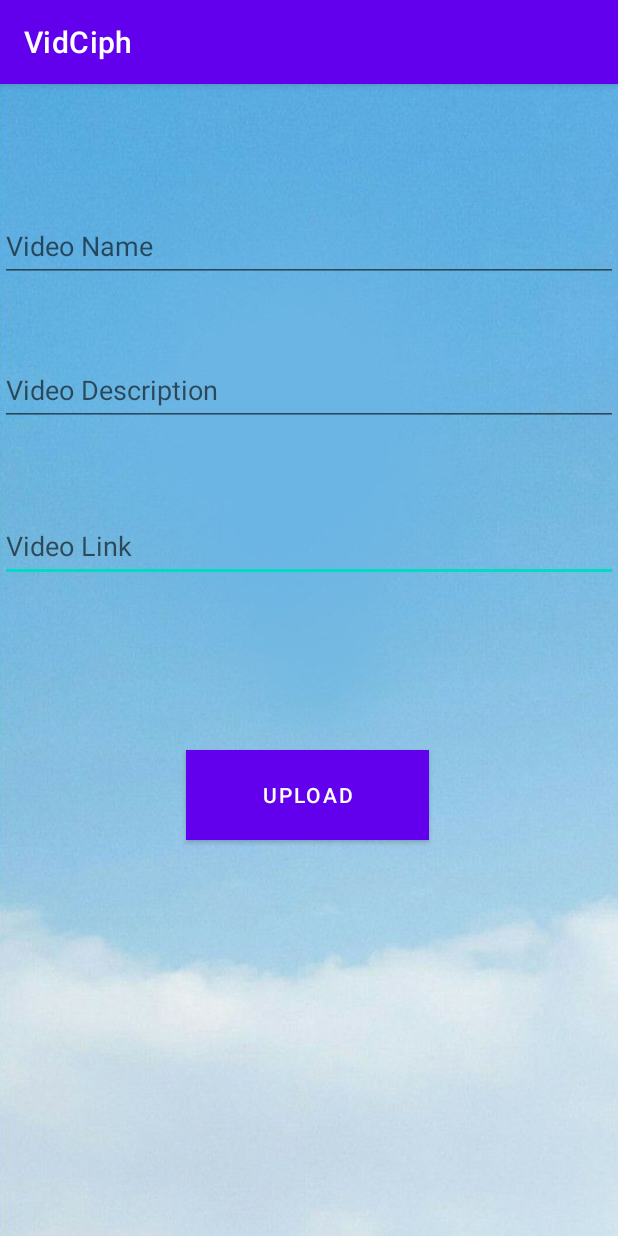
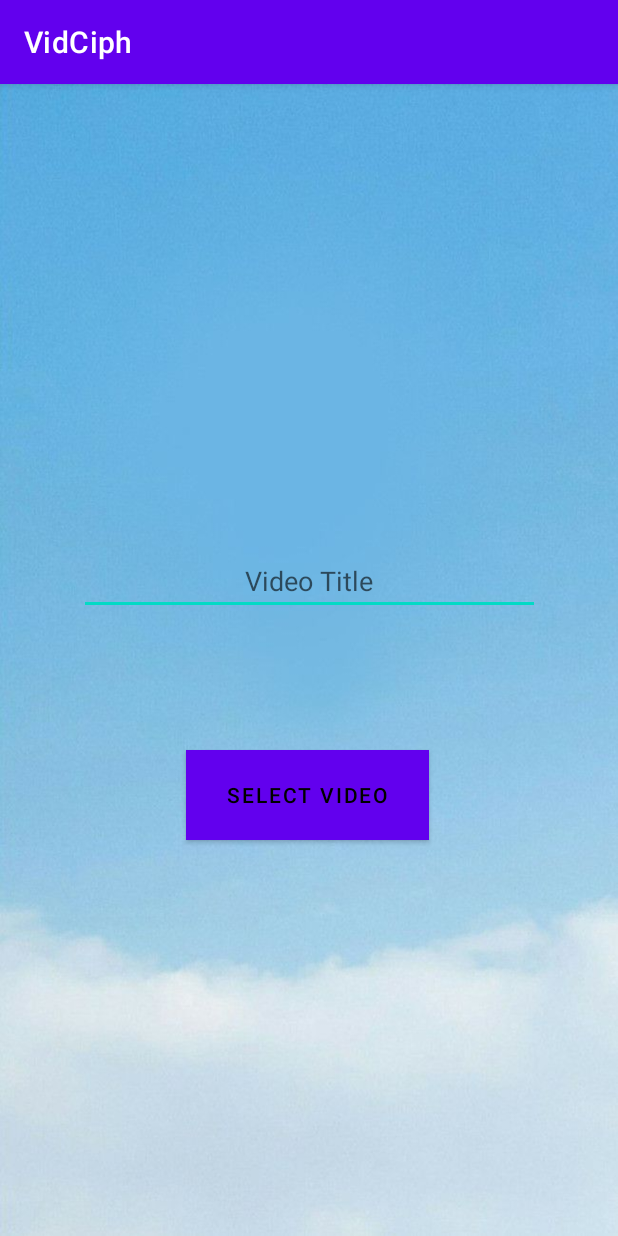
Before and after one commit to skmodi649/VidCiph, an Android app: the VideoUpload screen opened directly, with no data from a screen before it, on a phone screen of 412 x 824 dp. Run offline under Robolectric (Android 15) with nearby library versions, the phone set to English and light mode, and no system bars.

Commit message:
Video selection activity commit

```diff
--- /dev/null
+++ b/app/src/main/java/com/example/vidciph/AESEncDec.java
@@ -0,0 +1,5 @@
+package com.example.vidciph;
+
+public class AESEncDec {
+
+}
--- a/app/src/main/res/layout/activity_video_upload.xml
+++ b/app/src/main/res/layout/activity_video_upload.xml
@@ -8,55 +8,27 @@
     tools:context=".VideoUpload">
 
     <EditText
-        android:id="@+id/video_name2"
-        android:layout_width="0dp"
-        android:layout_height="wrap_content"
-        android:layout_marginTop="284dp"
+        android:layout_width="307dp"
+        android:layout_height="42dp"
+        android:layout_marginTop="312dp"
         android:ems="10"
+        android:gravity="center"
         android:focusable="true"
-        android:hint="Video Link"
+        android:hint="Video Title"
         android:inputType="textPersonName"
         android:minHeight="48dp"
         app:layout_constraintEnd_toEndOf="parent"
-        app:layout_constraintHorizontal_bias="0.0"
-        app:layout_constraintStart_toStartOf="parent"
-        app:layout_constraintTop_toTopOf="parent" />
-
-    <EditText
-        android:layout_width="0dp"
-        android:layout_height="wrap_content"
-        android:layout_marginTop="180dp"
-        android:ems="10"
-        android:focusable="true"
-        android:hint="Video Description"
-        android:inputType="textPersonName"
-        android:minHeight="48dp"
-        app:layout_constraintEnd_toEndOf="parent"
-        app:layout_constraintHorizontal_bias="0.0"
-        app:layout_constraintStart_toStartOf="parent"
-        app:layout_constraintTop_toTopOf="parent" />
-
-    <EditText
-        android:layout_width="0dp"
-        android:layout_height="wrap_content"
-        android:layout_marginTop="84dp"
-        android:ems="10"
-        android:focusable="true"
-        android:hint="Video Name"
-        android:inputType="textPersonName"
-        android:minHeight="48dp"
-        app:layout_constraintEnd_toEndOf="parent"
-        app:layout_constraintHorizontal_bias="0.0"
         app:layout_constraintStart_toStartOf="parent"
         app:layout_constraintTop_toTopOf="parent" />
 
     <Button
-        android:id="@+id/uploadv"
+        android:id="@+id/selectv"
         android:layout_width="162dp"
         android:layout_height="60dp"
         android:layout_marginBottom="264dp"
         android:background="@color/teal_700"
-        android:text="Upload"
+        android:text="Select Video"
+        android:textColor="#000000"
         app:layout_constraintBottom_toBottomOf="parent"
         app:layout_constraintEnd_toEndOf="parent"
         app:layout_constraintHorizontal_bias="0.497"
```
Also changed, not shown: app/src/main/java/com/example/vidciph/MainActivity.java (+8 -8 lines), app/src/main/java/com/example/vidciph/VideoUpload.java (+4 -94 lines).
